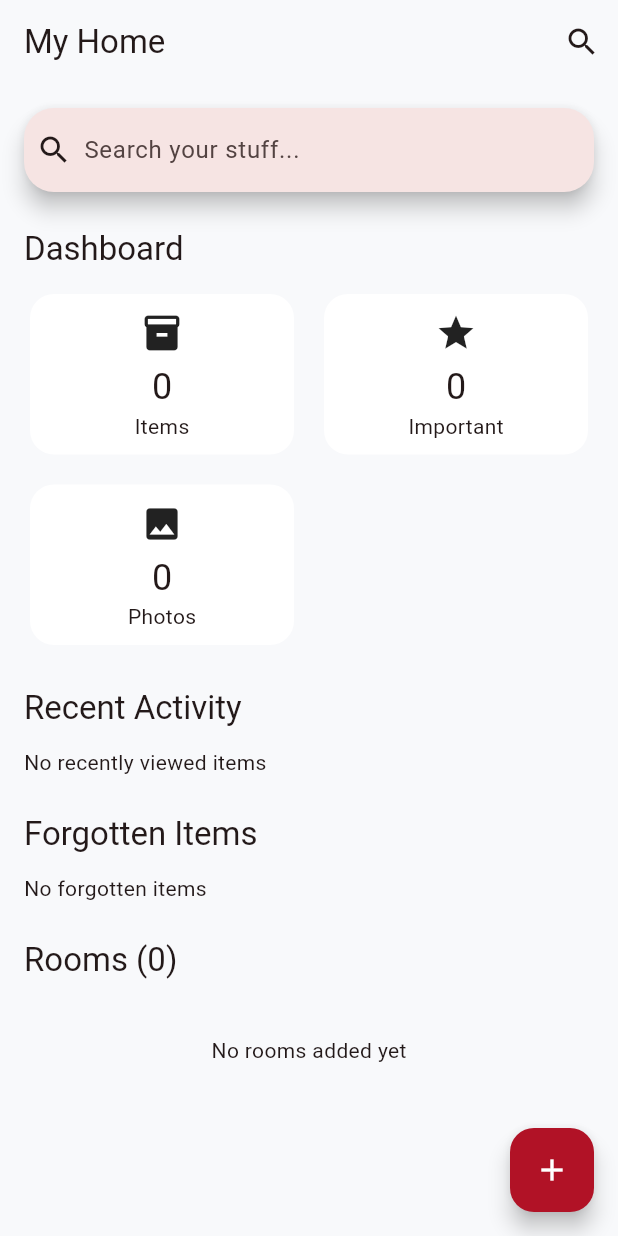
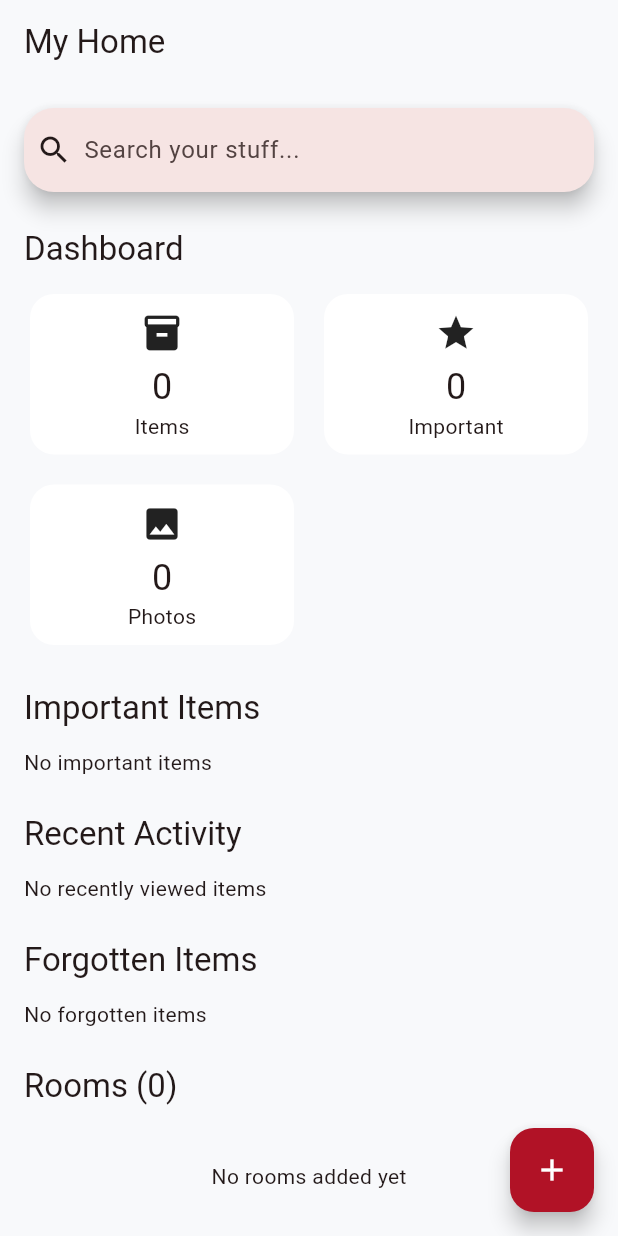
Before and after one commit to RiyoNest/find_my_stuff, a Flutter app: the screen it shows after launch, on a phone screen of 412 x 824 dp. Run offline on Flutter 3.47's test engine with Material 3 defaults, Android fonts, the phone set to English and light mode, and no system bars; our stand-ins replace flutter_riverpod, go_router, image_picker, objectbox; generated files the repository leaves out were written again.

Commit message:
FEAT: Importants tag completed

```diff
--- a/lib/features/home/presentation/pages/home_page.dart
+++ b/lib/features/home/presentation/pages/home_page.dart
@@ -62,20 +62,12 @@ class _HomePageState extends ConsumerState<HomePage> {
 
     final forgottenAsync = ref.watch(forgottenItemsProvider);
 
+    final importantAsync = ref.watch(importantItemsProvider);
+
     final statsAsync = ref.watch(dashboardStatsProvider);
 
     return Scaffold(
-      appBar: AppBar(
-        title: Text(currentPlace.name),
-        actions: [
-          IconButton(
-            icon: const Icon(Icons.search),
-            onPressed: () {
-              context.push('/search');
-            },
-          ),
-        ],
-      ),
+      appBar: AppBar(title: Text(currentPlace.name)),
       floatingActionButton: FloatingActionButton(
         heroTag: 'home_fab',
         onPressed: _addRoom,
@@ -132,6 +124,42 @@ class _HomePageState extends ConsumerState<HomePage> {
                       icon: Icons.photo,
                     ),
                   ],
+                );
+              },
+            ),
+
+            const SizedBox(height: 24),
+
+            Text(
+              'Important Items',
+              style: Theme.of(context).textTheme.titleLarge,
+            ),
+
+            const SizedBox(height: 12),
+
+            importantAsync.when(
+              loading: () =>
+              const CircularProgressIndicator(),
+
+              error: (_, __) =>
+              const SizedBox(),
+
+              data: (items) {
+                if (items.isEmpty) {
+                  return const Text(
+                    'No important items',
+                  );
+                }
+
+                return Column(
+                  children: items
+                      .take(5)
+                      .map(
+                        (e) => ItemActivityTile(
+                      item: e,
+                    ),
+                  )
+                      .toList(),
                 );
               },
             ),
--- a/lib/shared/providers/storage_node_providers.dart
+++ b/lib/shared/providers/storage_node_providers.dart
@@ -80,7 +80,15 @@ final dashboardStatsProvider = FutureProvider<Map<String, int>>((ref) async {
 
   return {
     'items': repo.getTotalItems(),
-    'important': repo.getImportantItems(),
+    'important': repo.getImportantItemCount(),
     'photos': repo.getItemsWithPhotos(),
   };
 });
+
+final importantItemsProvider = FutureProvider<List<StorageNodeEntity>>((
+  ref,
+) async {
+  final repo = ref.read(storageNodeRepositoryProvider);
+
+  return repo.getImportantItems();
+});
```
Also changed, not shown: lib/shared/repositories/storage_node_repository.dart (+15 -4 lines).
